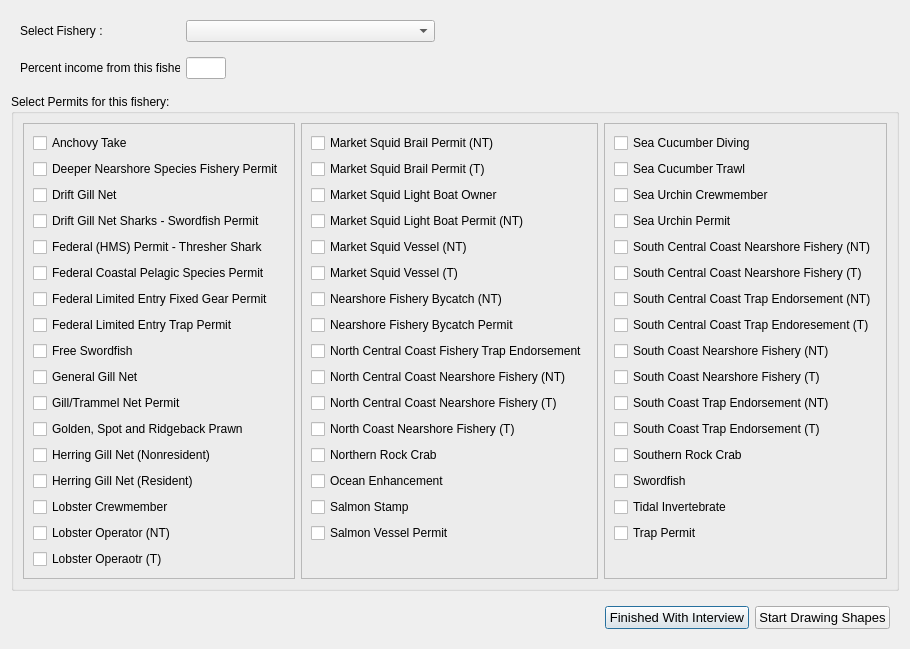
Old version of the form mlpa_scsr_rec_cpfv/Interview/selectfishery.ui in the repository Ecotrust/openoceanmap-desktop.
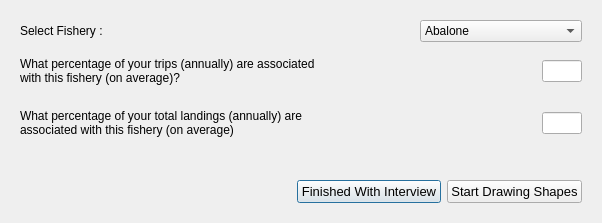
New version of the form.

What changed in the file:
```diff
--- a/mlpa_scsr_rec_cpfv/Interview/selectfishery.ui
+++ b/mlpa_scsr_rec_cpfv/Interview/selectfishery.ui
@@ -6,16 +6,16 @@
    <rect>
     <x>0</x>
     <y>0</y>
-    <width>821</width>
-    <height>610</height>
+    <width>598</width>
+    <height>223</height>
    </rect>
   </property>
   <property name="windowTitle" >
    <string>OpenOceanMap - Select Fishery</string>
   </property>
-  <layout class="QVBoxLayout" name="verticalLayout_5" >
+  <layout class="QVBoxLayout" >
    <item>
-    <layout class="QHBoxLayout" name="horizontalLayout_3" >
+    <layout class="QHBoxLayout" >
      <item>
       <widget class="QWidget" native="1" name="widget" >
        <layout class="QHBoxLayout" >
@@ -38,13 +38,13 @@
          <widget class="QLabel" name="fishery_text" >
           <property name="minimumSize" >
            <size>
-            <width>160</width>
+            <width>300</width>
             <height>0</height>
            </size>
           </property>
           <property name="maximumSize" >
            <size>
-            <width>160</width>
+            <width>300</width>
             <height>16777215</height>
            </size>
           </property>
@@ -53,136 +53,169 @@
           </property>
          </widget>
         </item>
+        <item>
+         <spacer>
+          <property name="orientation" >
+           <enum>Qt::Horizontal</enum>
+          </property>
+          <property name="sizeHint" >
+           <size>
+            <width>40</width>
+            <height>20</height>
+           </size>
+          </property>
+         </spacer>
+        </item>
         <item>
          <widget class="QComboBox" name="fishery_comboBox" >
           <item>
            <property name="text" >
-            <string/>
+            <string>Abalone</string>
            </property>
           </item>
           <item>
            <property name="text" >
-            <string>California Halibut (Hook &amp; Line)</string>
+            <string>Barracuda</string>
            </property>
           </item>
           <item>
            <property name="text" >
-            <string>California Halibut (Set Gill Net)</string>
+            <string>Bonita</string>
            </property>
           </item>
           <item>
            <property name="text" >
-            <string>Coastal Pelagics (Seine)</string>
+            <string>Calico Bass</string>
            </property>
           </item>
           <item>
            <property name="text" >
-            <string>Deep Nearshore Rockfish (Hook &amp; Line)</string>
+            <string>California Halibut</string>
            </property>
           </item>
           <item>
            <property name="text" >
-            <string>Lobster (Trap)</string>
+            <string>Clams</string>
            </property>
           </item>
           <item>
            <property name="text" >
-            <string>Nearshore Rockfish (Hook &amp; Line)</string>
+            <string>Croaker</string>
            </property>
           </item>
           <item>
            <property name="text" >
-            <string>Nearshore Rockfish (Trap)</string>
+            <string>Dorado (Mahi Mahi)</string>
            </property>
           </item>
           <item>
            <property name="text" >
-            <string>Pacific Bonito (Seine)</string>
+            <string>Jack Smelt</string>
            </property>
           </item>
           <item>
            <property name="text" >
-            <string>Rock Crab (Trap)</string>
+            <string>Lobster</string>
            </property>
           </item>
           <item>
            <property name="text" >
-            <string>Sablefish (Hook &amp; Line)</string>
+            <string>Mackerel</string>
            </property>
           </item>
           <item>
            <property name="text" >
-            <string>Sablefish (Trap)</string>
+            <string>Mako Shark</string>
            </property>
           </item>
           <item>
            <property name="text" >
-            <string>Sea Cucumber (Diving)</string>
+            <string>Marlin (Swordfish)</string>
            </property>
           </item>
           <item>
            <property name="text" >
-            <string>Shark (Drift Gill Net)</string>
+            <string>Mussels</string>
            </property>
           </item>
           <item>
            <property name="text" >
-            <string>Shark (Set Gill Net)</string>
+            <string>Rays/Skates</string>
            </property>
           </item>
           <item>
            <property name="text" >
-            <string>Spot Prawn (Trap)</string>
+            <string>Rock Crab</string>
            </property>
           </item>
           <item>
            <property name="text" >
-            <string>Squid (Seine)</string>
+            <string>Rockfish/Lingcod</string>
            </property>
           </item>
           <item>
            <property name="text" >
-            <string>Swordfish (Drift Gill Net)</string>
+            <string>Sand Crab</string>
            </property>
           </item>
           <item>
            <property name="text" >
-            <string>Swordfish (Harpoon or Spear)</string>
+            <string>Salmon</string>
            </property>
           </item>
           <item>
            <property name="text" >
-            <string>Swordfish (Hook &amp; Line)</string>
+            <string>Sand Bass</string>
            </property>
           </item>
           <item>
            <property name="text" >
-            <string>Thornyhead (Hook &amp; Line)</string>
+            <string>Scallops</string>
            </property>
           </item>
           <item>
            <property name="text" >
-            <string>Tuna (Hook &amp; Line)</string>
+            <string>Sharks (Other)</string>
            </property>
           </item>
           <item>
            <property name="text" >
-            <string>Tuna (Seine)</string>
+            <string>Sheephead</string>
            </property>
           </item>
           <item>
            <property name="text" >
-            <string>Urchin (Diving)</string>
+            <string>Squid</string>
            </property>
           </item>
           <item>
            <property name="text" >
-            <string>White Seabass (Hook-Line)</string>
+            <string>Surfperch</string>
            </property>
           </item>
           <item>
            <property name="text" >
-            <string>White Seabass (Gillnet)</string>
+            <string>Thresher Shark</string>
+           </property>
+          </item>
+          <item>
+           <property name="text" >
+            <string>Tuna</string>
+           </property>
+          </item>
+          <item>
+           <property name="text" >
+            <string>White Sea Bass</string>
+           </property>
+          </item>
+          <item>
+           <property name="text" >
+            <string>Yellowtail</string>
+           </property>
+          </item>
+          <item>
+           <property name="text" >
+            <string>Urchin</string>
            </property>
           </item>
           <item>
@@ -195,67 +228,41 @@
        </layout>
       </widget>
      </item>
-     <item>
-      <spacer name="horizontalSpacer_2" >
-       <property name="orientation" >
-        <enum>Qt::Horizontal</enum>
-       </property>
-       <property name="sizeHint" stdset="0" >
-        <size>
-         <width>40</width>
-         <height>20</height>
-        </size>
-       </property>
-      </spacer>
-     </item>
     </layout>
    </item>
    <item>
-    <layout class="QHBoxLayout" name="horizontalLayout_5" >
+    <layout class="QHBoxLayout" >
      <item>
       <widget class="QWidget" native="1" name="widget_3" >
-       <layout class="QHBoxLayout" name="horizontalLayout_4" >
+       <layout class="QHBoxLayout" >
         <item>
          <widget class="QLabel" name="label" >
           <property name="minimumSize" >
            <size>
-            <width>160</width>
+            <width>300</width>
             <height>0</height>
            </size>
           </property>
           <property name="maximumSize" >
            <size>
-            <width>160</width>
+            <width>300</width>
             <height>16777215</height>
            </size>
           </property>
           <property name="text" >
-           <string>Percent income from this fishery:</string>
+           <string>What percentage of your trips (annually) are associated with this fishery (on average)?</string>
           </property>
-         </widget>
-        </item>
-        <item>
-         <widget class="QLineEdit" name="fish_perc_income" >
-          <property name="minimumSize" >
-           <size>
-            <width>40</width>
-            <height>0</height>
-           </size>
+          <property name="wordWrap" >
+           <bool>true</bool>
           </property>
-          <property name="maximumSize" >
-           <size>
-            <width>40</width>
-            <height>16777215</height>
-           </size>
-          </property>
          </widget>
         </item>
         <item>
-         <spacer name="horizontalSpacer_3" >
+         <spacer>
           <property name="orientation" >
            <enum>Qt::Horizontal</enum>
           </property>
-          <property name="sizeHint" stdset="0" >
+          <property name="sizeHint" >
            <size>
             <width>40</width>
             <height>20</height>
@@ -263,450 +270,123 @@
           </property>
          </spacer>
         </item>
+        <item>
+         <widget class="QLineEdit" name="perc_trip_fish_line" >
+          <property name="minimumSize" >
+           <size>
+            <width>40</width>
+            <height>0</height>
+           </size>
+          </property>
+          <property name="maximumSize" >
+           <size>
+            <width>40</width>
+            <height>16777215</height>
+           </size>
+          </property>
+         </widget>
+        </item>
        </layout>
-       <zorder>fish_perc_income</zorder>
-       <zorder>label</zorder>
-       <zorder>label</zorder>
-       <zorder>horizontalSpacer_3</zorder>
       </widget>
      </item>
     </layout>
    </item>
    <item>
-    <widget class="QGroupBox" name="groupBox" >
-     <property name="title" >
-      <string>Select Permits for this fishery:</string>
-     </property>
-     <layout class="QHBoxLayout" name="horizontalLayout" >
+    <widget class="QWidget" native="1" name="widget_4" >
+     <layout class="QHBoxLayout" >
       <item>
-       <widget class="QFrame" name="frame" >
-        <property name="frameShape" >
-         <enum>QFrame::StyledPanel</enum>
+       <widget class="QLabel" name="label_2" >
+        <property name="minimumSize" >
+         <size>
+          <width>300</width>
+          <height>0</height>
+         </size>
         </property>
-        <property name="frameShadow" >
-         <enum>QFrame::Raised</enum>
+        <property name="maximumSize" >
+         <size>
+          <width>300</width>
+          <height>16777215</height>
+         </size>
         </property>
-        <layout class="QVBoxLayout" name="verticalLayout" >
-         <item>
-          <widget class="QCheckBox" name="p1" >
-           <property name="text" >
-            <string>Anchovy Take</string>
-           </property>
-          </widget>
-         </item>
-         <item>
-          <widget class="QCheckBox" name="p2" >
-           <property name="text" >
-            <string>Deeper Nearshore Species Fishery Permit</string>
-           </property>
-          </widget>
-         </item>
-         <item>
-          <widget class="QCheckBox" name="p3" >
-           <property name="text" >
-            <string>Drift Gill Net</string>
-           </property>
-          </widget>
-         </item>
-         <item>
-          <widget class="QCheckBox" name="p4" >
-           <property name="text" >
-            <string>Drift Gill Net Sharks - Swordfish Permit</string>
-           </property>
-          </widget>
-         </item>
-         <item>
-          <widget class="QCheckBox" name="p5" >
-           <property name="text" >
-            <string>Federal (HMS) Permit - Thresher Shark</string>
-           </property>
-          </widget>
-         </item>
-         <item>
-          <widget class="QCheckBox" name="p6" >
-           <property name="text" >
-            <string>Federal Coastal Pelagic Species Permit</string>
-           </property>
-          </widget>
-         </item>
-         <item>
-          <widget class="QCheckBox" name="p7" >
-           <property name="text" >
-            <string>Federal Limited Entry Fixed Gear Permit</string>
-           </property>
-          </widget>
-         </item>
-         <item>
-          <widget class="QCheckBox" name="p8" >
-           <property name="text" >
-            <string>Federal Limited Entry Trap Permit</string>
-           </property>
-          </widget>
-         </item>
-         <item>
-          <widget class="QCheckBox" name="p9" >
-           <property name="text" >
-            <string>Free Swordfish</string>
-           </property>
-          </widget>
-         </item>
-         <item>
-          <widget class="QCheckBox" name="p10" >
-           <property name="text" >
-            <string>General Gill Net</string>
-           </property>
-          </widget>
-         </item>
-         <item>
-          <widget class="QCheckBox" name="p11" >
-           <property name="text" >
-            <string>Gill/Trammel Net Permit</string>
-           </property>
-          </widget>
-         </item>
-         <item>
-          <widget class="QCheckBox" name="p12" >
-           <property name="text" >
-            <string>Golden, Spot and Ridgeback Prawn</string>
-           </property>
-          </widget>
-         </item>
-         <item>
-          <widget class="QCheckBox" name="p13" >
-           <property name="text" >
-            <string>Herring Gill Net (Nonresident)</string>
-           </property>
-          </widget>
-         </item>
-         <item>
-          <widget class="QCheckBox" name="p14" >
-           <property name="text" >
-            <string>Herring Gill Net (Resident)</string>
-           </property>
-          </widget>
-         </item>
-         <item>
-          <widget class="QCheckBox" name="p15" >
-           <property name="text" >
-            <string>Lobster Crewmember</string>
-           </property>
-          </widget>
-         </item>
-         <item>
-          <widget class="QCheckBox" name="p16" >
-           <property name="text" >
-            <string>Lobster Operator (NT)</string>
-           </property>
-          </widget>
-         </item>
-         <item>
-          <widget class="QCheckBox" name="p17" >
-           <property name="text" >
-            <string>Lobster Operaotr (T)</string>
-           </property>
-          </widget>
-         </item>
-        </layout>
+        <property name="text" >
+         <string>What percentage of your total landings (annually) are associated with this fishery (on average)</string>
+        </property>
+        <property name="wordWrap" >
+         <bool>true</bool>
+        </property>
        </widget>
       </item>
       <item>
-       <widget class="QFrame" name="frame_3" >
-        <property name="frameShape" >
-         <enum>QFrame::StyledPanel</enum>
+       <spacer>
+        <property name="orientation" >
+         <enum>Qt::Horizontal</enum>
         </property>
-        <property name="frameShadow" >
-         <enum>QFrame::Raised</enum>
+        <property name="sizeHint" >
+         <size>
+          <width>40</width>
+          <height>20</height>
+         </size>
         </property>
-        <layout class="QVBoxLayout" name="verticalLayout_2" >
-         <item>
-          <widget class="QCheckBox" name="p18" >
-           <property name="text" >
-            <string>Market Squid Brail Permit (NT)</string>
-           </property>
-          </widget>
-         </item>
-         <item>
-          <widget class="QCheckBox" name="p19" >
-           <property name="text" >
-            <string>Market Squid Brail Permit (T)</string>
-           </property>
-          </widget>
-         </item>
-         <item>
-          <widget class="QCheckBox" name="p20" >
-           <property name="text" >
-            <string>Market Squid Light Boat Owner</string>
-           </property>
-          </widget>
-         </item>
-         <item>
-          <widget class="QCheckBox" name="p21" >
-           <property name="text" >
-            <string>Market Squid Light Boat Permit (NT)</string>
-           </property>
-          </widget>
-         </item>
-         <item>
-          <widget class="QCheckBox" name="p22" >
-           <property name="text" >
-            <string>Market Squid Vessel (NT)</string>
-           </property>
-          </widget>
-         </item>
-         <item>
-          <widget class="QCheckBox" name="p23" >
-           <property name="text" >
-            <string>Market Squid Vessel (T)</string>
-           </property>
-          </widget>
-         </item>
-         <item>
-          <widget class="QCheckBox" name="p24" >
-           <property name="text" >
-            <string>Nearshore Fishery Bycatch (NT)</string>
-           </property>
-          </widget>
-         </item>
-         <item>
-          <widget class="QCheckBox" name="p25" >
-           <property name="text" >
-            <string>Nearshore Fishery Bycatch Permit</string>
-           </property>
-          </widget>
-         </item>
-         <item>
-          <widget class="QCheckBox" name="p26" >
-           <property name="text" >
-            <string>North Central Coast Fishery Trap Endorsement</string>
-           </property>
-          </widget>
-         </item>
-         <item>
-          <widget class="QCheckBox" name="p27" >
-           <property name="text" >
-            <string>North Central Coast Nearshore Fishery (NT)</string>
-           </property>
-          </widget>
-         </item>
-         <item>
-          <widget class="QCheckBox" name="p28" >
-           <property name="text" >
-            <string>North Central Coast Nearshore Fishery (T)</string>
-           </property>
-          </widget>
-         </item>
-         <item>
-          <widget class="QCheckBox" name="p29" >
-           <property name="text" >
-            <string>North Coast Nearshore Fishery (T)</string>
-           </property>
-          </widget>
-         </item>
-         <item>
-          <widget class="QCheckBox" name="p30" >
-           <property name="text" >
-            <string>Northern Rock Crab</string>
-           </property>
-          </widget>
-         </item>
-         <item>
-          <widget class="QCheckBox" name="p31" >
-           <property name="text" >
-            <string>Ocean Enhancement</string>
-           </property>
-          </widget>
-         </item>
-         <item>
-          <widget class="QCheckBox" name="p32" >
-           <property name="text" >
-            <string>Salmon Stamp</string>
-           </property>
-          </widget>
-         </item>
-         <item>
-          <widget class="QCheckBox" name="p33" >
-           <property name="text" >
-            <string>Salmon Vessel Permit</string>
-           </property>
-          </widget>
-         </item>
-         <item>
-          <spacer name="verticalSpacer" >
-           <property name="orientation" >
-            <enum>Qt::Vertical</enum>
-           </property>
-           <property name="sizeHint" stdset="0" >
-            <size>
-             <width>20</width>
-             <height>40</height>
-            </size>
-           </property>
-          </spacer>
-         </item>
-        </layout>
-       </widget>
+       </spacer>
       </item>
       <item>
-       <layout class="QVBoxLayout" name="verticalLayout_4" >
-        <item>
-         <widget class="QFrame" name="frame_2" >
-          <property name="frameShape" >
-           <enum>QFrame::StyledPanel</enum>
-          </property>
-          <property name="frameShadow" >
-           <enum>QFrame::Raised</enum>
-          </property>
-          <layout class="QVBoxLayout" name="verticalLayout_3" >
-           <item>
-            <widget class="QCheckBox" name="p34" >
-             <property name="text" >
-              <string>Sea Cucumber Diving</string>
-             </property>
-            </widget>
-           </item>
-           <item>
-            <widget class="QCheckBox" name="p35" >
-             <property name="text" >
-              <string>Sea Cucumber Trawl</string>
-             </property>
-            </widget>
-           </item>
-           <item>
-            <widget class="QCheckBox" name="p36" >
-             <property name="text" >
-              <string>Sea Urchin Crewmember</string>
-             </property>
-            </widget>
-           </item>
-           <item>
-            <widget class="QCheckBox" name="p37" >
-             <property name="text" >
-              <string>Sea Urchin Permit</string>
-             </property>
-            </widget>
-           </item>
-           <item>
-            <widget class="QCheckBox" name="p38" >
-             <property name="text" >
-              <string>South Central Coast Nearshore Fishery (NT)</string>
-             </property>
-            </widget>
-           </item>
-           <item>
-            <widget class="QCheckBox" name="p39" >
-             <property name="text" >
-              <string>South Central Coast Nearshore Fishery (T)</string>
-             </property>
-            </widget>
-           </item>
-           <item>
-            <widget class="QCheckBox" name="p40" >
-             <property name="text" >
-              <string>South Central Coast Trap Endorsement (NT)</string>
-             </property>
-            </widget>
-           </item>
-           <item>
-            <widget class="QCheckBox" name="p41" >
-             <property name="text" >
-              <string>South Central Coast Trap Endoresement (T)</string>
-             </property>
-            </widget>
-           </item>
-           <item>
-            <widget class="QCheckBox" name="p42" >
-             <property name="text" >
-              <string>South Coast Nearshore Fishery (NT)</string>
-             </property>
-            </widget>
-           </item>
-           <item>
-            <widget class="QCheckBox" name="p43" >
-             <property name="text" >
-              <string>South Coast Nearshore Fishery (T)</string>
-             </property>
-            </widget>
-           </item>
-           <item>
-            <widget class="QCheckBox" name="p44" >
-             <property name="text" >
-              <string>South Coast Trap Endorsement (NT)</string>
-             </property>
-            </widget>
-           </item>
-           <item>
-            <widget class="QCheckBox" name="p45" >
-             <property name="text" >
-              <string>South Coast Trap Endorsement (T)</string>
-             </property>
-            </widget>
-           </item>
-           <item>
-            <widget class="QCheckBox" name="p46" >
-             <property name="text" >
-              <string>Southern Rock Crab</string>
-             </property>
-            </widget>
-           </item>
-           <item>
-            <widget class="QCheckBox" name="p47" >
-             <property name="text" >
-              <string>Swordfish</string>
-             </property>
-            </widget>
-           </item>
-           <item>
-            <widget class="QCheckBox" name="p48" >
-             <property name="text" >
-              <string>Tidal Invertebrate</string>
-             </property>
-            </widget>
-           </item>
-           <item>
-            <widget class="QCheckBox" name="p49" >
-             <property name="text" >
-              <string>Trap Permit</string>
-             </property>
-            </widget>
-           </item>
-           <item>
-            <spacer name="verticalSpacer_2" >
-             <property name="orientation" >
-              <enum>Qt::Vertical</enum>
-             </property>
-             <property name="sizeHint" stdset="0" >
-              <size>
-               <width>20</width>
-               <height>40</height>
-              </size>
-             </property>
-            </spacer>
-           </item>
-          </layout>
-         </widget>
-        </item>
-       </layout>
+       <widget class="QLineEdit" name="perc_trip_land_line" >
+        <property name="minimumSize" >
+         <size>
+          <width>40</width>
+          <height>0</height>
+         </size>
+        </property>
+        <property name="maximumSize" >
+         <size>
+          <width>40</width>
+          <height>16777215</height>
+         </size>
+        </property>
+       </widget>
       </item>
      </layout>
     </widget>
    </item>
    <item>
-    <layout class="QHBoxLayout" name="horizontalLayout_2" >
+    <spacer>
+     <property name="orientation" >
+      <enum>Qt::Vertical</enum>
+     </property>
+     <property name="sizeHint" >
+      <size>
+       <width>580</width>
+       <height>20</height>
+      </size>
+     </property>
+    </spacer>
+   </item>
+   <item>
+    <layout class="QHBoxLayout" >
      <item>
       <widget class="QWidget" native="1" name="widget_2" >
        <layout class="QHBoxLayout" >
         <property name="spacing" >
          <number>6</number>
         </property>
-        <property name="margin" >
+        <property name="leftMargin" >
+         <number>9</number>
+        </property>
+        <property name="topMargin" >
+         <number>9</number>
+        </property>
+        <property name="rightMargin" >
+         <number>9</number>
+        </property>
+        <property name="bottomMargin" >
          <number>9</number>
         </property>
         <item>
-         <spacer name="horizontalSpacer" >
+         <spacer>
           <property name="orientation" >
            <enum>Qt::Horizontal</enum>
           </property>
-          <property name="sizeHint" stdset="0" >
+          <property name="sizeHint" >
            <size>
             <width>40</width>
             <height>20</height>
@@ -739,9 +419,6 @@
          </widget>
         </item>
        </layout>
-       <zorder>pbnFisheryFinished</zorder>
-       <zorder>pbnStartShapes</zorder>
-       <zorder>horizontalSpacer</zorder>
       </widget>
      </item>
     </layout>
```
